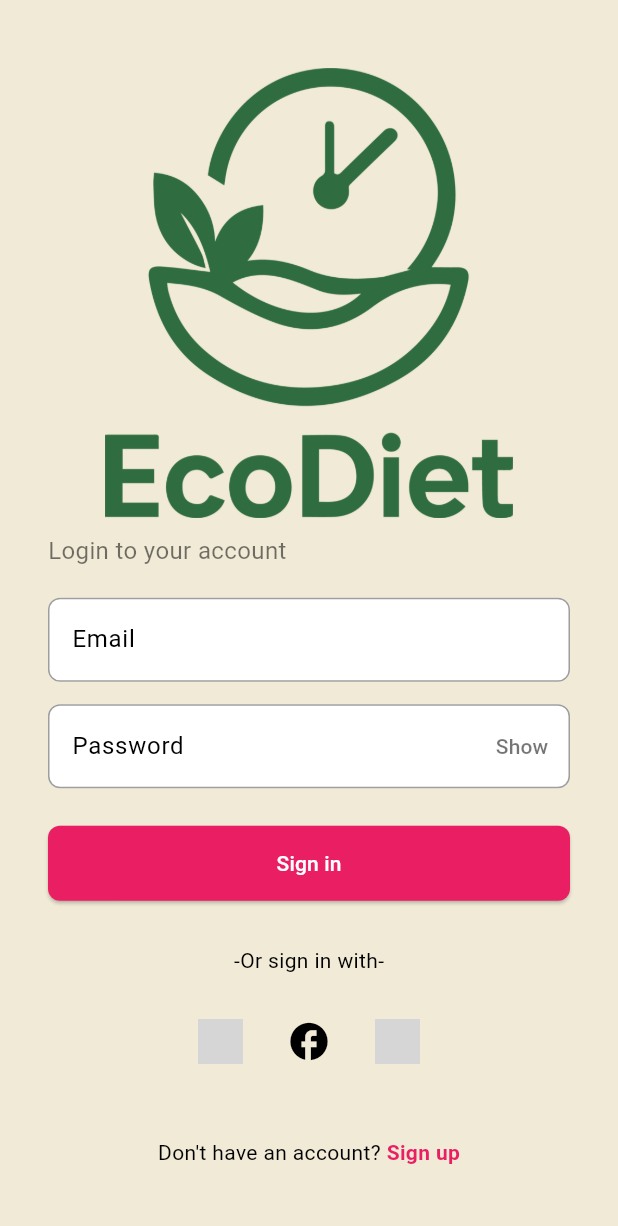
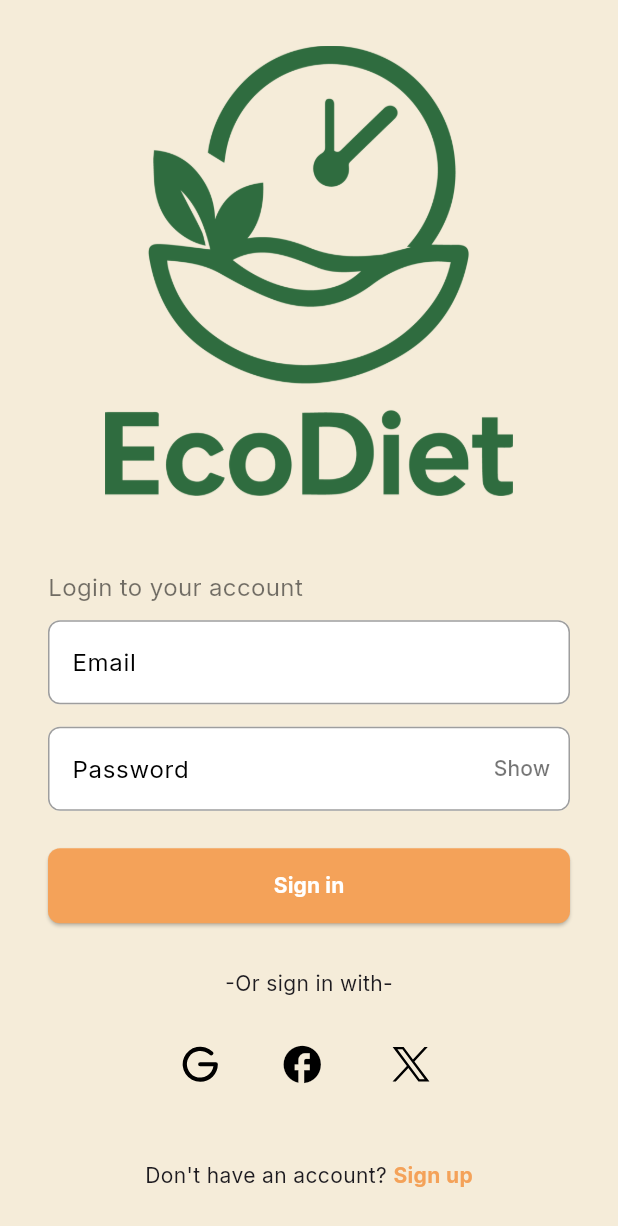
Before and after one commit to EcoDiet/ecodiet_web, a Flutter app: the screen it shows after launch, on a phone screen of 412 x 824 dp. Shown: the top 1226 px of the screen. Run offline on Flutter 3.47's test engine with Material 3 defaults, Android fonts, the phone set to English and light mode, and no system bars; our stand-ins replace email_validator, flutter_svg, google_fonts, logger; missing offline and left inert: mongo_dart; grey boxes are pictures that could not be loaded.

Commit message:
login page and create account page

```diff
--- a/lib/main.dart
+++ b/lib/main.dart
@@ -1,4 +1,5 @@
 import 'package:flutter/material.dart';
+import 'package:google_fonts/google_fonts.dart';
 import 'package:logger/logger.dart';
 import 'pages/login_page.dart';
 import 'pages/create_account_page.dart';
@@ -22,18 +23,42 @@ class MyApp extends StatelessWidget {
 
   @override
   Widget build(BuildContext context) {
+    // 1. Définir Inter comme base pour tout le texte
+    final baseTextTheme = GoogleFonts.interTextTheme();
+
+    // 2. Définir Montserrat spécifiquement pour les titres
+    final titleTextTheme = GoogleFonts.montserratTextTheme();
+
+    // 3. Fusionner : Appliquer Montserrat aux styles de titres (Display, Headline, Title)
+    final mainTextTheme = baseTextTheme.copyWith(
+      displayLarge: titleTextTheme.displayLarge,
+      displayMedium: titleTextTheme.displayMedium,
+      displaySmall: titleTextTheme.displaySmall,
+      headlineLarge: titleTextTheme.headlineLarge,
+      headlineMedium: titleTextTheme.headlineMedium,
+      headlineSmall: titleTextTheme.headlineSmall,
+      titleLarge: titleTextTheme.titleLarge,
+      titleMedium: titleTextTheme.titleMedium,
+      titleSmall: titleTextTheme.titleSmall,
+    );
+
     return MaterialApp(
       title: 'EcoDiet',
       theme: ThemeData(
+        textTheme: mainTextTheme, // Appliquer le thème de texte global
         scaffoldBackgroundColor: const Color(0xFFF5ECD9), // #F5ECD9
         colorScheme: const ColorScheme.light(
           primary: Color(0xFF2F6B3F), // #2F6B3F (première couleur principale)
           secondary: Color(0xFFF4A259), // #F4A259 (seconde couleur principale)
         ),
-        appBarTheme: const AppBarTheme(
-          backgroundColor: Color(0xFFF5ECD9),
-          iconTheme: IconThemeData(color: Color(0xFFF4A259)),
-          titleTextStyle: TextStyle(color: Color(0xFF1F2E1F), fontSize: 18),
+        appBarTheme: AppBarTheme(
+          backgroundColor: const Color(0xFFF5ECD9),
+          iconTheme: const IconThemeData(color: Color(0xFFF4A259)),
+          titleTextStyle: GoogleFonts.montserrat(
+            color: const Color(0xFF1F2E1F),
+            fontSize: 18,
+            fontWeight: FontWeight.bold,
+          ),
           elevation: 0,
         ),
         inputDecorationTheme: InputDecorationTheme(
@@ -51,7 +76,7 @@ class MyApp extends StatelessWidget {
       initialRoute: '/login',
       routes: {
         '/login': (context) => const LoginPage(),
-        '/create-account': (context) => const CreateAccountPage(),
+        '/create_account': (context) => const CreateAccountPage(),
         '/home': (context) => const MyHomePage(),
         '/profile': (context) => const ProfilePage(),
         '/recipe': (context) {
--- a/lib/pages/login_page.dart
+++ b/lib/pages/login_page.dart
@@ -1,4 +1,5 @@
 import 'package:flutter/material.dart';
+import 'package:flutter_svg/flutter_svg.dart';
 
 class LoginPage extends StatefulWidget {
   const LoginPage({Key? key}) : super(key: key);
@@ -13,7 +14,7 @@ class _LoginPageState extends State<LoginPage> {
   @override
   Widget build(BuildContext context) {
     return Scaffold(
-      backgroundColor: const Color(0xFFF0EAD6), // Couleur de fond beige de la maquette
+      backgroundColor: const Color(0xFFF5ECD9), // Couleur Sable de fond
       body: SafeArea(
         child: Center(
           child: SingleChildScrollView(
@@ -22,7 +23,7 @@ class _LoginPageState extends State<LoginPage> {
               mainAxisAlignment: MainAxisAlignment.center,
               children: [
                 Image.asset('lib/assets/logo/EcoDiet-Logo.png', height: 300),
-                const SizedBox(height: 10),
+                const SizedBox(height: 50),
 
                 // Sous-titre
                 const Align(
@@ -35,7 +36,7 @@ class _LoginPageState extends State<LoginPage> {
                     ),
                   ),
                 ),
-                const SizedBox(height: 20),
+                const SizedBox(height: 10),
 
                 // Champ Email
                 TextFormField(
@@ -93,13 +94,13 @@ class _LoginPageState extends State<LoginPage> {
                     Navigator.pushReplacementNamed(context, '/home');
                   },
                   style: ElevatedButton.styleFrom(
-                    backgroundColor: const Color(0xFFE91E63), // Couleur rose/magenta
+                    backgroundColor: const Color(0xFFF4A259), // Couleur Accent Orange
                     minimumSize: const Size(double.infinity, 50),
                     shape: RoundedRectangleBorder(
                       borderRadius: BorderRadius.circular(8),
                     ),
                   ),
-                  child: const Text('Sign in', style: TextStyle(color: Colors.white)),
+                  child: const Text('Sign in', style: TextStyle(color: Colors.white, fontWeight: FontWeight.bold)),
                 ),
                 const SizedBox(height: 30),
 
@@ -111,14 +112,11 @@ class _LoginPageState extends State<LoginPage> {
                 Row(
                   mainAxisAlignment: MainAxisAlignment.center,
                   children: [
-                    // Remplacez par vos propres icônes
-                    // IconButton(onPressed: () {}, icon: const Icon(Icons.android, size: 30)), // Placeholder Google
-                    Image.asset('lib/assets/icons/google-logo-bold-svgrepo-com.svg', height: 30),
+                    IconButton(onPressed: () {}, icon: SvgPicture.asset('lib/assets/icons/google-logo-bold-svgrepo-com.svg', height: 30)),
                     const SizedBox(width: 20),
                     IconButton(onPressed: () {}, icon: const Icon(Icons.facebook, size: 30)),
                     const SizedBox(width: 20),
-                    // IconButton(onPressed: () {}, icon: const Icon(Icons.flutter_dash, size: 30)), // Placeholder Twitter
-                    Image.asset('lib/assets/icons/twitter-x-seeklogo-2.svg', height: 30),
+                    IconButton(onPressed: () {}, icon: SvgPicture.asset('lib/assets/icons/twitter-x-seeklogo-2.svg', height: 30)),
                   ],
                 ),
                 const SizedBox(height: 40),
@@ -134,7 +132,7 @@ class _LoginPageState extends State<LoginPage> {
                       },
                       child: const Text(
                         'Sign up',
-                        style: TextStyle(color: Color(0xFFE91E63), fontWeight: FontWeight.bold),
+                        style: TextStyle(color: Color(0xFFF4A259), fontWeight: FontWeight.bold),
                       ),
                     ),
                   ],
--- a/pubspec.yaml
+++ b/pubspec.yaml
@@ -13,6 +13,8 @@ dependencies:
   logger: ^2.0.2
   email_validator: ^2.1.17
   crypto: ^3.0.3
+  flutter_svg: ^2.0.5
+  google_fonts: ^6.3.3
 
 dev_dependencies:
   flutter_test:
```
Also changed, not shown: lib/pages/create_account_page.dart (+138 -20 lines), pubspec.lock, 1 other file.
